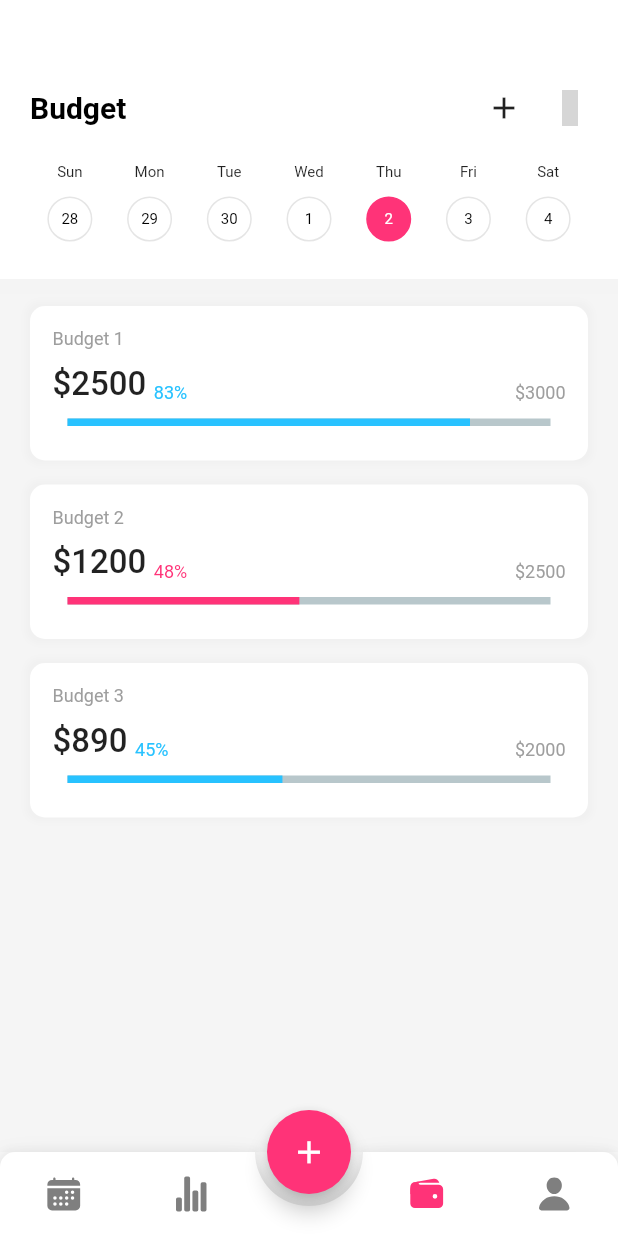
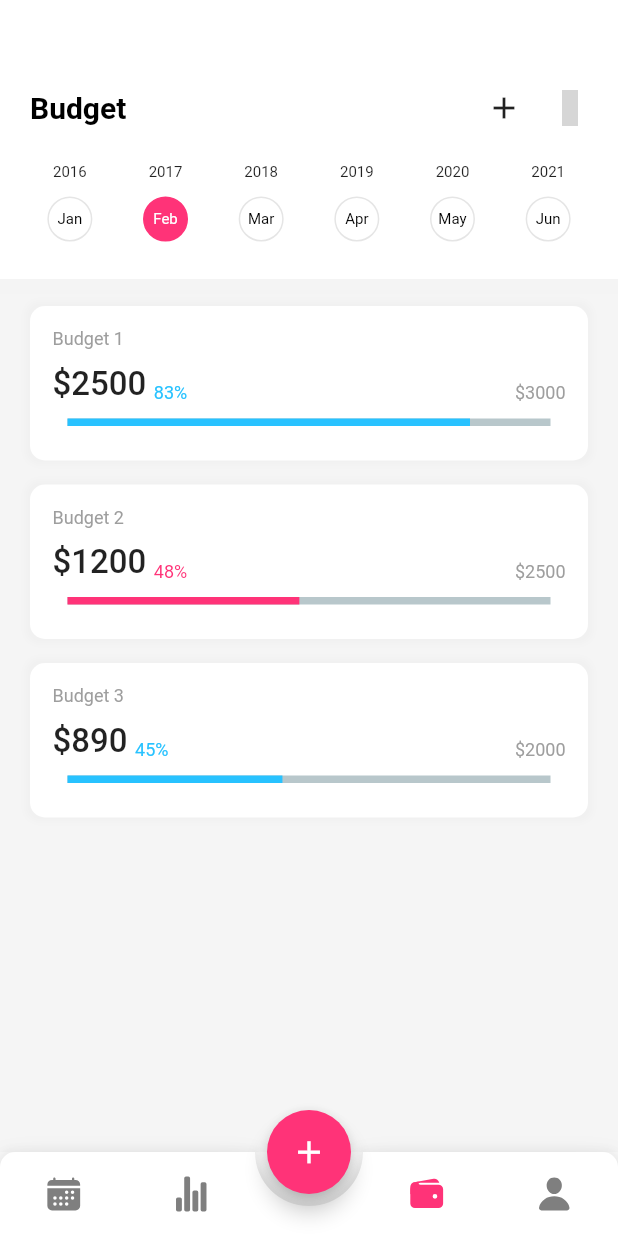
Before and after one commit to JanDongGun/BudgetFlutter, a Flutter app: the screen it shows after launch, item 3 of the bottom bar chosen, on a phone screen of 412 x 824 dp. Run offline on Flutter 3.47's test engine with Material 2 defaults, Android fonts, the light colour scheme and no system bars; drawn by our look-alikes of animated_bottom_navigation_bar, percent_indicator; our stand-ins replace ionicons; missing offline and left inert: antdesign_icons; grey boxes are pictures that could not be loaded.

Commit message:
update months

```diff
--- a/lib/json/day_month.dart
+++ b/lib/json/day_month.dart
@@ -8,10 +8,10 @@ List days = [
   {"label": "Sat", "day": "4"},
 ];
 List months = [
-  {"label": "2018", "day": "Jan"},
-  {"label": "2018", "day": "Feb"},
-  {"label": "2018", "day": "Mar"},
-  {"label": "2018", "day": "Apr"},
-  {"label": "2018", "day": "May"},
-  {"label": "2018", "day": "Jun"},
+  {"label": "2016", "month": "Jan"},
+  {"label": "2017", "month": "Feb"},
+  {"label": "2018", "month": "Mar"},
+  {"label": "2019", "month": "Apr"},
+  {"label": "2020", "month": "May"},
+  {"label": "2021", "month": "Jun"},
 ];
--- a/lib/pages/budget_page.dart
+++ b/lib/pages/budget_page.dart
@@ -1,10 +1,10 @@
-import 'package:budgetapp/json/day_month.dart';
 import 'package:budgetapp/theme/colors.dart';
 import 'package:flutter/foundation.dart';
 import 'package:flutter/material.dart';
 import 'package:antdesign_icons/antdesign_icons.dart';
 import 'package:percent_indicator/linear_percent_indicator.dart';
 import 'create_budget_page.dart';
+import '../json/day_month.dart';
 
 class Budget extends StatefulWidget {
   const Budget({Key? key}) : super(key: key);
@@ -14,7 +14,7 @@ class Budget extends StatefulWidget {
 }
 
 class _BudgetState extends State<Budget> {
-  int activeDay = 4;
+  int activeMonth = 1;
   // int amount = 6000;
   // int currentAmount = 3000;
   @override
@@ -70,11 +70,11 @@ class _BudgetState extends State<Budget> {
                 ),
                 Row(
                   mainAxisAlignment: MainAxisAlignment.spaceBetween,
-                  children: List.generate(days.length, (index) {
+                  children: List.generate(months.length, (index) {
                     return GestureDetector(
                       onTap: () {
                         setState(() {
-                          activeDay = index;
+                          activeMonth = index;
                         });
                       },
                       child: Container(
@@ -82,7 +82,7 @@ class _BudgetState extends State<Budget> {
                         child: Column(
                           children: [
                             Text(
-                              days[index]['label'],
+                              months[index]['label'],
                               style: const TextStyle(fontSize: 10),
                             ),
                             const SizedBox(height: 10),
@@ -90,20 +90,20 @@ class _BudgetState extends State<Budget> {
                               width: 30,
                               height: 30,
                               decoration: BoxDecoration(
-                                  color: activeDay == index
+                                  color: activeMonth == index
                                       ? primary
                                       : Colors.transparent,
                                   shape: BoxShape.circle,
                                   border: Border.all(
-                                      color: activeDay == index
+                                      color: activeMonth == index
                                           ? primary
                                           : black.withOpacity(0.1))),
                               child: Center(
                                 child: Text(
-                                  days[index]['day'],
+                                  months[index]['month'],
                                   style: TextStyle(
                                     fontSize: 10,
-                                    color: activeDay == index ? white : black,
+                                    color: activeMonth == index ? white : black,
                                   ),
                                 ),
                               ),
```
